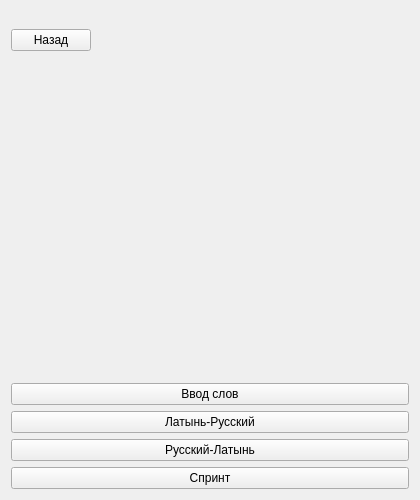
First picture: the form in trainingwindow.ui, repository M1dNightSIB/Latin_Learn, before the edit.
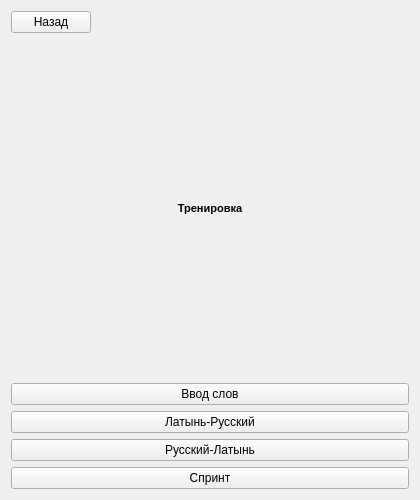
Second picture: the form after the edit.

What changed in the file:
```diff
--- a/trainingwindow.ui
+++ b/trainingwindow.ui
@@ -18,7 +18,7 @@
     <layout class="QVBoxLayout" name="verticalLayout_2">
      <item>
       <layout class="QGridLayout" name="gridLayout_2">
-       <item row="1" column="1">
+       <item row="0" column="1">
         <spacer name="horizontalSpacer">
          <property name="orientation">
           <enum>Qt::Horizontal</enum>
@@ -31,31 +31,55 @@
          </property>
         </spacer>
        </item>
-       <item row="1" column="0">
+       <item row="0" column="0">
         <widget class="QPushButton" name="back_btn">
          <property name="text">
           <string>Назад</string>
          </property>
         </widget>
        </item>
-       <item row="0" column="0">
-        <spacer name="verticalSpacer_2">
-         <property name="orientation">
-          <enum>Qt::Vertical</enum>
-         </property>
-         <property name="sizeType">
-          <enum>QSizePolicy::Fixed</enum>
-         </property>
-         <property name="sizeHint" stdset="0">
-          <size>
-           <width>20</width>
-           <height>18</height>
-          </size>
-         </property>
-        </spacer>
-       </item>
       </layout>
      </item>
+     <item>
+      <spacer name="verticalSpacer_2">
+       <property name="orientation">
+        <enum>Qt::Vertical</enum>
+       </property>
+       <property name="sizeHint" stdset="0">
+        <size>
+         <width>20</width>
+         <height>40</height>
+        </size>
+       </property>
+      </spacer>
+     </item>
+     <item>
+      <widget class="QLabel" name="tr_label">
+       <property name="font">
+        <font>
+         <pointsize>8</pointsize>
+         <weight>75</weight>
+         <bold>true</bold>
+         <kerning>true</kerning>
+        </font>
+       </property>
+       <property name="layoutDirection">
+        <enum>Qt::LeftToRight</enum>
+       </property>
+       <property name="autoFillBackground">
+        <bool>true</bool>
+       </property>
+       <property name="text">
+        <string>Тренировка</string>
+       </property>
+       <property name="alignment">
+        <set>Qt::AlignCenter</set>
+       </property>
+       <property name="wordWrap">
+        <bool>false</bool>
+       </property>
+      </widget>
+     </item>
      <item>
       <spacer name="verticalSpacer">
        <property name="orientation">
```
Left out of the diff: 15 changed lines with no effect on the pictures.
